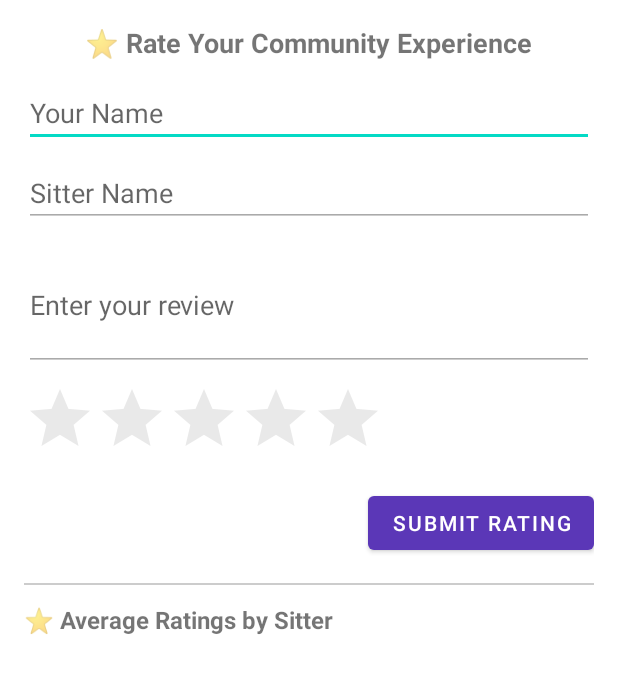
After one commit to JosephTanKaiJun/Pet-Hub, an Android app: the rating screen opened directly, with no data from a screen before it, on a phone screen of 412 x 824 dp. The commit adds this screen. Shown: the top 673 px of the screen. Run offline under Robolectric (Android 15) with nearby library versions, the phone set to English and light mode, and no system bars.

Commit message:
update for community part

```diff
--- a/app/src/main/AndroidManifest.xml
+++ b/app/src/main/AndroidManifest.xml
@@ -62,6 +62,11 @@
         <activity
             android:name=".sitter.OwnerMainActivity"
             android:exported="false" />
+        <activity android:name=".community.community"/>
+        <activity android:name=".community.rating" />
+        <activity android:name=".community.pod" />
+        <activity android:name=".community.ViewRatingsActivity" />
+        <activity android:name=".community.RatePostActivity" />
 
     </application>
 
--- /dev/null
+++ b/app/src/main/java/com/example/pethub/community/rating.java
@@ -0,0 +1,71 @@
+package com.example.pethub.community;
+
+import android.os.Bundle;
+import android.view.View;
+import android.widget.*;
+import androidx.appcompat.app.AppCompatActivity;
+
+import com.example.pethub.R;
+import com.example.pethub.database.DatabaseHelper;
+
+import java.util.List;
+
+public class rating extends AppCompatActivity {
+
+    private EditText inputUsername, inputSitterName, inputDetails;
+    private RatingBar ratingBar;
+    private Button btnSubmit;
+    private ListView listRatings;
+
+    private DatabaseHelper dbHelper;
+
+    @Override
+    protected void onCreate(Bundle savedInstanceState) {
+        super.onCreate(savedInstanceState);
+        setContentView(R.layout.activity_rating);
+        setTitle("Rate the Community");
+
+        dbHelper = new DatabaseHelper(this);
+
+        inputUsername = findViewById(R.id.input_username);
+        inputSitterName = findViewById(R.id.input_sitter_name);
+        inputDetails = findViewById(R.id.input_details);
+        ratingBar = findViewById(R.id.rating_bar);
+        btnSubmit = findViewById(R.id.btn_submit_rating);
+        listRatings = findViewById(R.id.list_rating_posts);
+
+        loadRatings();
+
+        btnSubmit.setOnClickListener(new View.OnClickListener() {
+            @Override
+            public void onClick(View v) {
+                String username = inputUsername.getText().toString().trim();
+                String sitterName = inputSitterName.getText().toString().trim();
+                String details = inputDetails.getText().toString().trim();
+                int stars = (int) ratingBar.getRating();
+
+                if (username.isEmpty() || sitterName.isEmpty() || details.isEmpty() || stars == 0) {
+                    Toast.makeText(rating.this, "Please fill all fields and rate at least 1 star", Toast.LENGTH_SHORT).show();
+                    return;
+                }
+
+                boolean success = dbHelper.addOrUpdateRating(username, sitterName, details, stars);
+                if (success) {
+                    Toast.makeText(rating.this, "Rating saved ✅", Toast.LENGTH_SHORT).show();
+                    inputDetails.setText("");
+                    inputSitterName.setText("");
+                    ratingBar.setRating(0);
+                    loadRatings();
+                } else {
+                    Toast.makeText(rating.this, "Error saving rating", Toast.LENGTH_SHORT).show();
+                }
+            }
+        });
+    }
+
+    private void loadRatings() {
+        List<String> ratingPosts = dbHelper.getAllRatingsWithAverageAndDetails();
+        ArrayAdapter<String> adapter = new ArrayAdapter<>(this, android.R.layout.simple_list_item_1, ratingPosts);
+        listRatings.setAdapter(adapter);
+    }
+}
--- /dev/null
+++ b/app/src/main/res/layout/activity_rating.xml
@@ -0,0 +1,87 @@
+<?xml version="1.0" encoding="utf-8"?>
+<ScrollView
+    xmlns:android="http://schemas.android.com/apk/res/android"
+    xmlns:app="http://schemas.android.com/apk/res-auto"
+    android:layout_width="match_parent"
+    android:layout_height="match_parent">
+
+    <LinearLayout
+        android:orientation="vertical"
+        android:padding="16dp"
+        android:layout_width="match_parent"
+        android:layout_height="wrap_content">
+
+        <TextView
+            android:id="@+id/txtRatingTitle"
+            android:layout_width="wrap_content"
+            android:layout_height="wrap_content"
+            android:text="⭐ Rate Your Community Experience"
+            android:textSize="18sp"
+            android:textStyle="bold"
+            android:layout_gravity="center_horizontal"
+            android:paddingBottom="12dp"/>
+
+        <EditText
+            android:id="@+id/input_username"
+            android:hint="Your Name"
+            android:layout_width="match_parent"
+            android:layout_height="wrap_content"
+            android:inputType="textPersonName"/>
+
+        <EditText
+            android:id="@+id/input_sitter_name"
+            android:hint="Sitter Name"
+            android:layout_width="match_parent"
+            android:layout_height="wrap_content"
+            android:inputType="textPersonName"
+            android:layout_marginTop="8dp"/>
+
+        <EditText
+            android:id="@+id/input_details"
+            android:hint="Enter your review"
+            android:layout_width="match_parent"
+            android:layout_height="wrap_content"
+            android:inputType="textMultiLine"
+            android:minLines="3"
+            android:layout_marginTop="8dp"/>
+
+        <RatingBar
+            android:id="@+id/rating_bar"
+            android:layout_width="wrap_content"
+            android:layout_height="wrap_content"
+            android:numStars="5"
+            android:stepSize="1.0"
+            android:layout_marginTop="8dp"
+            android:layout_gravity="start"/>
+
+        <Button
+            android:id="@+id/btn_submit_rating"
+            android:text="Submit Rating"
+            android:layout_width="wrap_content"
+            android:layout_height="wrap_content"
+            android:layout_marginTop="12dp"
+            android:layout_gravity="end"/>
+
+        <View
+            android:layout_width="match_parent"
+            android:layout_height="1dp"
+            android:background="#CCC"
+            android:layout_marginTop="16dp"/>
+
+        <TextView
+            android:text="⭐ Average Ratings by Sitter"
+            android:textStyle="bold"
+            android:layout_width="wrap_content"
+            android:layout_height="wrap_content"
+            android:layout_marginTop="12dp"
+            android:textSize="16sp"/>
+
+        <ListView
+            android:id="@+id/list_rating_posts"
+            android:layout_width="match_parent"
+            android:layout_height="wrap_content"
+            android:layout_marginTop="8dp"
+            android:dividerHeight="12dp"/>
+
+    </LinearLayout>
+</ScrollView>
```
Also changed, not shown: app/src/main/java/com/example/pethub/community/RatePostActivity.java (added, +56 -0 lines), app/src/main/java/com/example/pethub/community/ViewRatingsActivity.java (added, +44 -0 lines), app/src/main/java/com/example/pethub/community/community.java (added, +37 -0 lines), app/src/main/java/com/example/pethub/community/pod.java (added, +61 -0 lines), app/src/main/java/com/example/pethub/database/DatabaseHelper.java (+120 -0 lines), app/src/main/java/com/example/pethub/main/MainActivity.java (+10 -1 lines), app/src/main/res/layout/activity_community.xml (added, +53 -0 lines), app/src/main/res/layout/activity_pod.xml (added, +36 -0 lines), app/src/main/res/layout/activity_rate_post.xml (added, +49 -0 lines), app/src/main/res/layout/activity_view_ratings.xml (added, +19 -0 lines), app/src/main/res/layout/item_sitter_rating.xml (added, +34 -0 lines).
